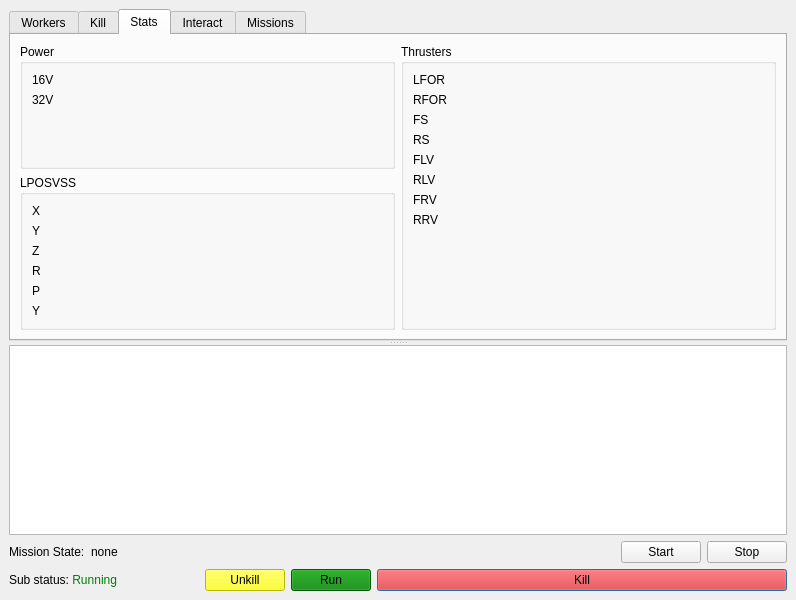
First picture: the form in Tools/SubControl/forms/mainwindow.ui, repository uf-mil-archive/sub-2012, before the edit.
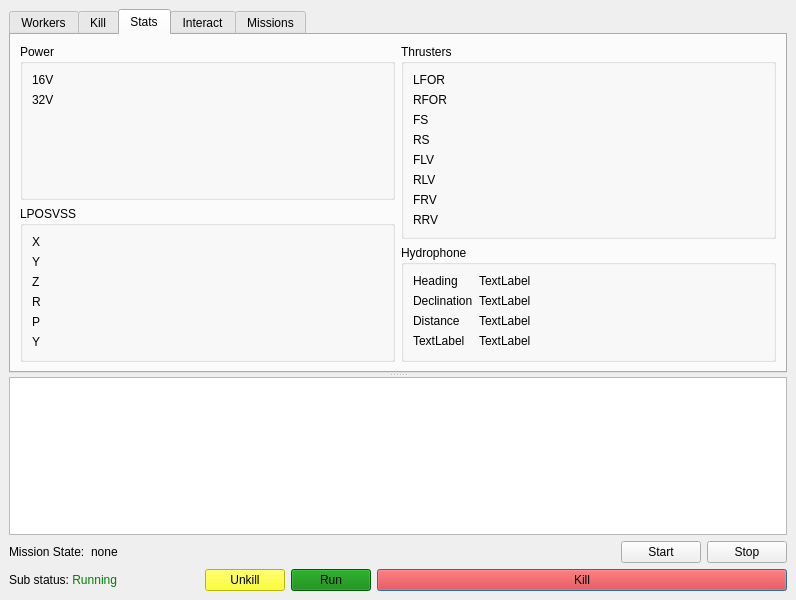
Second picture: the form after the edit. The open tabs and pages were chosen to show the change.

Commit message: Added hydrophone to topics.py and subcontrol

Diff of the .ui file:
```diff
--- a/Tools/SubControl/forms/mainwindow.ui
+++ b/Tools/SubControl/forms/mainwindow.ui
@@ -260,6 +260,9 @@
               <string>Thrusters</string>
              </property>
              <layout class="QFormLayout" name="formLayout_2">
+              <property name="fieldGrowthPolicy">
+               <enum>QFormLayout::AllNonFixedFieldsGrow</enum>
+              </property>
               <item row="0" column="0">
                <widget class="QLabel" name="label_2">
                 <property name="text">
@@ -375,6 +378,71 @@
              </layout>
             </widget>
            </item>
+           <item>
+            <widget class="QGroupBox" name="groupBox_4">
+             <property name="title">
+              <string>Hydrophone</string>
+             </property>
+             <layout class="QFormLayout" name="formLayout_5">
+              <item row="0" column="0">
+               <widget class="QLabel" name="Heading">
+                <property name="text">
+                 <string>Heading</string>
+                </property>
+               </widget>
+              </item>
+              <item row="1" column="0">
+               <widget class="QLabel" name="label_12">
+                <property name="text">
+                 <string>Declination</string>
+                </property>
+               </widget>
+              </item>
+              <item row="0" column="1">
+               <widget class="QLabel" name="headingLabel">
+                <property name="text">
+                 <string>TextLabel</string>
+                </property>
+               </widget>
+              </item>
+              <item row="1" column="1">
+               <widget class="QLabel" name="declinationLabel">
+                <property name="text">
+                 <string>TextLabel</string>
+                </property>
+               </widget>
+              </item>
+              <item row="2" column="0">
+               <widget class="QLabel" name="label_13">
+                <property name="text">
+                 <string>Distance</string>
+                </property>
+               </widget>
+              </item>
+              <item row="2" column="1">
+               <widget class="QLabel" name="distanceLabel">
+                <property name="text">
+                 <string>TextLabel</string>
+                </property>
+               </widget>
+              </item>
+              <item row="3" column="0">
+               <widget class="QLabel" name="Frequency">
+                <property name="text">
+                 <string>TextLabel</string>
+                </property>
+               </widget>
+              </item>
+              <item row="3" column="1">
+               <widget class="QLabel" name="frequencyLabel">
+                <property name="text">
+                 <string>TextLabel</string>
+                </property>
+               </widget>
+              </item>
+             </layout>
+            </widget>
+           </item>
           </layout>
          </item>
         </layout>
```
Left out of the diff: 2 changed lines with no effect on the pictures. The commit also changes 6 other files.
